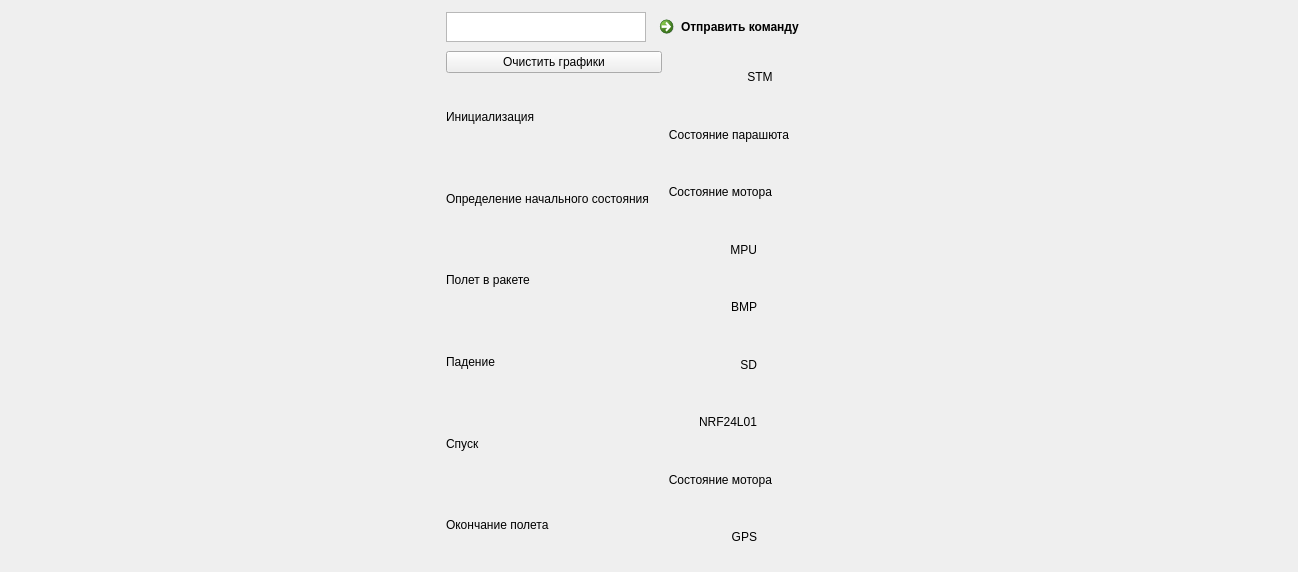
Above: ground/unisat-gcs/src/unisat_gcs/server/gcs_ui.ui from Unica-RocketSpace/CanSat_20I9 before the change. Below: the same form after it.
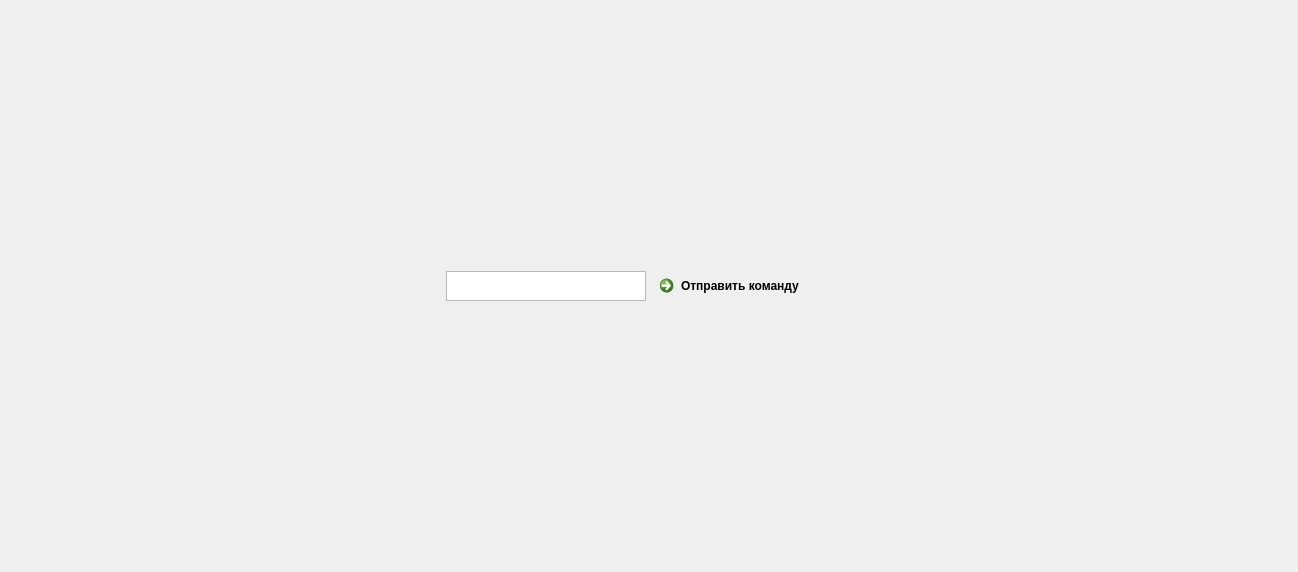
That is the form after the change.

Patch:
```diff
--- a/ground/unisat-gcs/src/unisat_gcs/server/gcs_ui.ui
+++ b/ground/unisat-gcs/src/unisat_gcs/server/gcs_ui.ui
@@ -72,319 +72,10 @@
           <property name="sizeConstraint">
            <enum>QLayout::SetFixedSize</enum>
           </property>
-          <item>
-           <widget class="QPushButton" name="pushButton_3">
-            <property name="maximumSize">
-             <size>
-              <width>16777215</width>
-              <height>16777215</height>
-             </size>
-            </property>
-            <property name="text">
-             <string>Очистить графики</string>
-            </property>
-           </widget>
-          </item>
-          <item>
-           <layout class="QHBoxLayout" name="horizontalLayout_9">
-            <item>
-             <widget class="QLabel" name="label_6">
-              <property name="maximumSize">
-               <size>
-                <width>220</width>
-                <height>30</height>
-               </size>
-              </property>
-              <property name="text">
-               <string>Инициализация</string>
-              </property>
-             </widget>
-            </item>
-            <item>
-             <widget class="QLabel" name="init">
-              <property name="text">
-               <string/>
-              </property>
-             </widget>
-            </item>
-           </layout>
-          </item>
-          <item>
-           <layout class="QHBoxLayout" name="horizontalLayout_8">
-            <item>
-             <widget class="QLabel" name="label_8">
-              <property name="text">
-               <string>Определение начального состояния</string>
-              </property>
-             </widget>
-            </item>
-            <item>
-             <widget class="QLabel" name="init_param">
-              <property name="text">
-               <string/>
-              </property>
-             </widget>
-            </item>
-           </layout>
-          </item>
-          <item>
-           <layout class="QHBoxLayout" name="horizontalLayout_12">
-            <item>
-             <widget class="QLabel" name="label_15">
-              <property name="text">
-               <string>Полет в ракете</string>
-              </property>
-             </widget>
-            </item>
-            <item>
-             <widget class="QLabel" name="in_rocket">
-              <property name="text">
-               <string/>
-              </property>
-             </widget>
-            </item>
-           </layout>
-          </item>
-          <item>
-           <layout class="QHBoxLayout" name="horizontalLayout_13">
-            <item>
-             <widget class="QLabel" name="label_9">
-              <property name="text">
-               <string>Падение</string>
-              </property>
-             </widget>
-            </item>
-            <item>
-             <widget class="QLabel" name="falling">
-              <property name="text">
-               <string/>
-              </property>
-             </widget>
-            </item>
-           </layout>
-          </item>
-          <item>
-           <layout class="QHBoxLayout" name="horizontalLayout_14">
-            <item>
-             <widget class="QLabel" name="label_16">
-              <property name="text">
-               <string>Спуск</string>
-              </property>
-             </widget>
-            </item>
-            <item>
-             <widget class="QLabel" name="lowering">
-              <property name="text">
-               <string/>
-              </property>
-             </widget>
-            </item>
-           </layout>
-          </item>
-          <item>
-           <layout class="QHBoxLayout" name="horizontalLayout_10">
-            <item>
-             <widget class="QLabel" name="label_17">
-              <property name="text">
-               <string>Окончание полета</string>
-              </property>
-             </widget>
-            </item>
-            <item>
-             <widget class="QLabel" name="end">
-              <property name="text">
-               <string/>
-              </property>
-             </widget>
-            </item>
-           </layout>
-          </item>
          </layout>
         </item>
         <item>
-         <layout class="QVBoxLayout" name="verticalLayout_5">
-          <item>
-           <widget class="QLabel" name="label_3">
-            <property name="layoutDirection">
-             <enum>Qt::LeftToRight</enum>
-            </property>
-            <property name="text">
-             <string>STM</string>
-            </property>
-            <property name="alignment">
-             <set>Qt::AlignCenter</set>
-            </property>
-           </widget>
-          </item>
-          <item>
-           <layout class="QHBoxLayout" name="horizontalLayout_6">
-            <item>
-             <widget class="QLabel" name="label">
-              <property name="text">
-               <string>Состояние парашюта</string>
-              </property>
-              <property name="alignment">
-               <set>Qt::AlignRight|Qt::AlignTrailing|Qt::AlignVCenter</set>
-              </property>
-             </widget>
-            </item>
-            <item>
-             <widget class="QLabel" name="state_para">
-              <property name="text">
-               <string/>
-              </property>
-             </widget>
-            </item>
-           </layout>
-          </item>
-          <item>
-           <layout class="QHBoxLayout" name="horizontalLayout_7">
-            <item>
-             <widget class="QLabel" name="label_2">
-              <property name="text">
-               <string>Состояние мотора</string>
-              </property>
-              <property name="alignment">
-               <set>Qt::AlignRight|Qt::AlignTrailing|Qt::AlignVCenter</set>
-              </property>
-             </widget>
-            </item>
-            <item>
-             <widget class="QLabel" name="state_atm_motor">
-              <property name="text">
-               <string/>
-              </property>
-             </widget>
-            </item>
-           </layout>
-          </item>
-          <item>
-           <layout class="QHBoxLayout" name="horizontalLayout_15">
-            <item>
-             <widget class="QLabel" name="label_4">
-              <property name="text">
-               <string>MPU</string>
-              </property>
-              <property name="alignment">
-               <set>Qt::AlignRight|Qt::AlignTrailing|Qt::AlignVCenter</set>
-              </property>
-             </widget>
-            </item>
-            <item>
-             <widget class="QLabel" name="mpu_state">
-              <property name="text">
-               <string/>
-              </property>
-             </widget>
-            </item>
-           </layout>
-          </item>
-          <item>
-           <layout class="QHBoxLayout" name="horizontalLayout_16">
-            <item>
-             <widget class="QLabel" name="label_10">
-              <property name="text">
-               <string>BMP</string>
-              </property>
-              <property name="alignment">
-               <set>Qt::AlignRight|Qt::AlignTrailing|Qt::AlignVCenter</set>
-              </property>
-             </widget>
-            </item>
-            <item>
-             <widget class="QLabel" name="bmp_state">
-              <property name="text">
-               <string/>
-              </property>
-             </widget>
-            </item>
-           </layout>
-          </item>
-          <item>
-           <layout class="QHBoxLayout" name="horizontalLayout_17">
-            <item>
-             <widget class="QLabel" name="label_11">
-              <property name="text">
-               <string>SD</string>
-              </property>
-              <property name="alignment">
-               <set>Qt::AlignRight|Qt::AlignTrailing|Qt::AlignVCenter</set>
-              </property>
-             </widget>
-            </item>
-            <item>
-             <widget class="QLabel" name="sd_state">
-              <property name="text">
-               <string/>
-              </property>
-             </widget>
-            </item>
-           </layout>
-          </item>
-          <item>
-           <layout class="QHBoxLayout" name="horizontalLayout_18">
-            <item>
-             <widget class="QLabel" name="label_12">
-              <property name="text">
-               <string>NRF24L01</string>
-              </property>
-              <property name="alignment">
-               <set>Qt::AlignRight|Qt::AlignTrailing|Qt::AlignVCenter</set>
-              </property>
-             </widget>
-            </item>
-            <item>
-             <widget class="QLabel" name="nrf_state">
-              <property name="text">
-               <string/>
-              </property>
-             </widget>
-            </item>
-           </layout>
-          </item>
-          <item>
-           <layout class="QHBoxLayout" name="horizontalLayout_19">
-            <item>
-             <widget class="QLabel" name="label_13">
-              <property name="text">
-               <string>Состояние мотора</string>
-              </property>
-              <property name="alignment">
-               <set>Qt::AlignRight|Qt::AlignTrailing|Qt::AlignVCenter</set>
-              </property>
-             </widget>
-            </item>
-            <item>
-             <widget class="QLabel" name="morot_stm_state">
-              <property name="text">
-               <string/>
-              </property>
-             </widget>
-            </item>
-           </layout>
-          </item>
-          <item>
-           <layout class="QHBoxLayout" name="horizontalLayout_20">
-            <item>
-             <widget class="QLabel" name="label_14">
-              <property name="text">
-               <string>GPS</string>
-              </property>
-              <property name="alignment">
-               <set>Qt::AlignRight|Qt::AlignTrailing|Qt::AlignVCenter</set>
-              </property>
-             </widget>
-            </item>
-            <item>
-             <widget class="QLabel" name="gps_state">
-              <property name="text">
-               <string/>
-              </property>
-             </widget>
-            </item>
-           </layout>
-          </item>
-         </layout>
+         <layout class="QVBoxLayout" name="verticalLayout_5"/>
         </item>
        </layout>
       </item>
```
Left out of the diff: 26 changed lines with no effect on the pictures.
